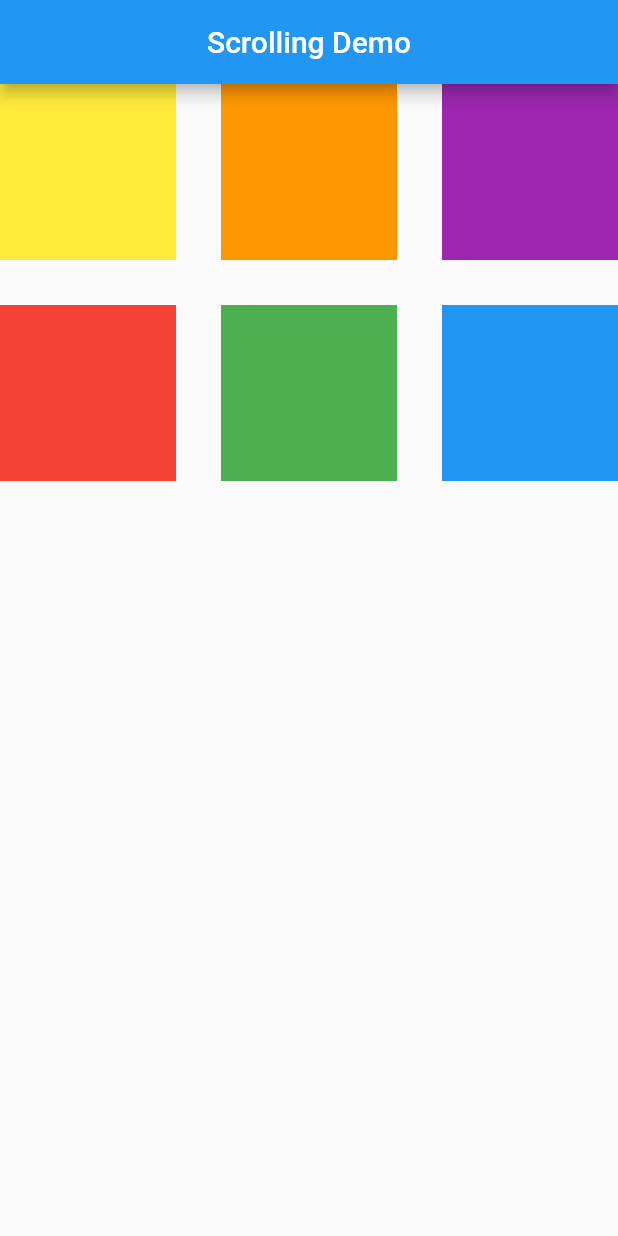
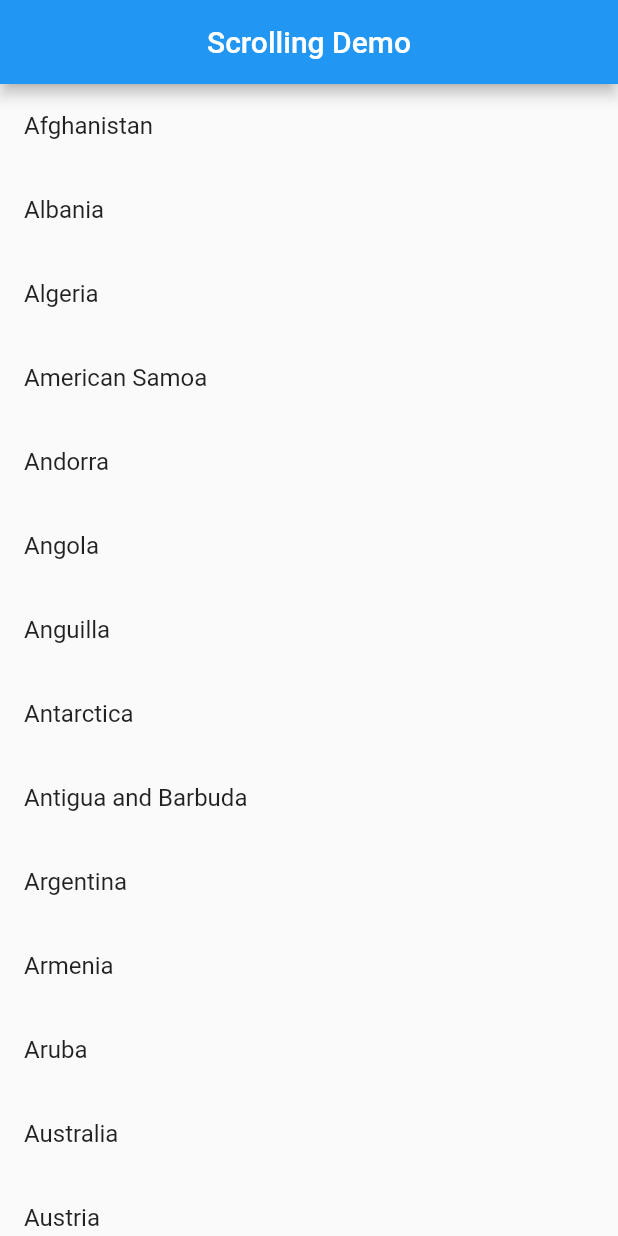
Before and after one commit to ClementPeter/zuri_task, a Flutter app: the screen it shows after launch, on a phone screen of 412 x 824 dp. Run offline on Flutter 3.47's test engine with Material 2 defaults, Android fonts, the phone set to English and light mode, and no system bars.

Commit message:
💡 Project Upload

```diff
--- a/scrolling_app/lib/main.dart
+++ b/scrolling_app/lib/main.dart
@@ -289,7 +289,7 @@ class _MyHomePageState extends State<MyHomePage> {
         title: Text(widget.title),
         centerTitle: true,
       ),
-      body: buildGridViewCountExample(),
+      body: buildListViewCustomExample(),
     );
   }
 }
@@ -392,6 +392,7 @@ Widget buildListViewSeparatedExample() {
 //ListView.custom Example- build a widget that returns a listView.Custom of country and index
 Widget buildListViewCustomExample() {
   return ListView.custom(
+    physics: const BouncingScrollPhysics(),
     childrenDelegate: SliverChildBuilderDelegate(
       (context, index) {
         return ListTile(
@@ -496,7 +497,7 @@ Widget buildGridViewCountExample() {
 Widget buildGridViewBuilderExample() {
   return GridView.builder(
     //scrollDirection: Axis.horizontal,
-    gridDelegate: SliverGridDelegateWithFixedCrossAxisCount(
+    gridDelegate: const SliverGridDelegateWithFixedCrossAxisCount(
       crossAxisCount: 4,
       crossAxisSpacing: 30,
       mainAxisSpacing: 30,
```
